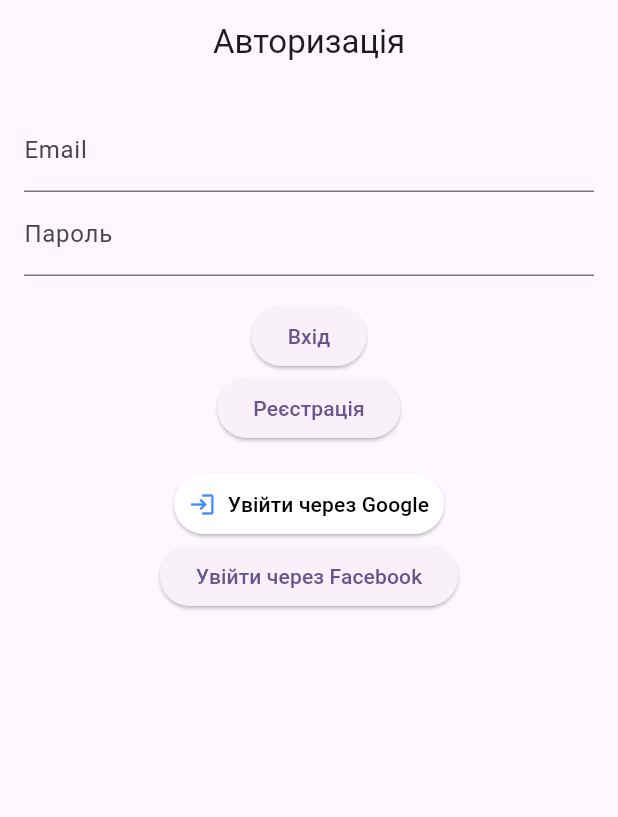
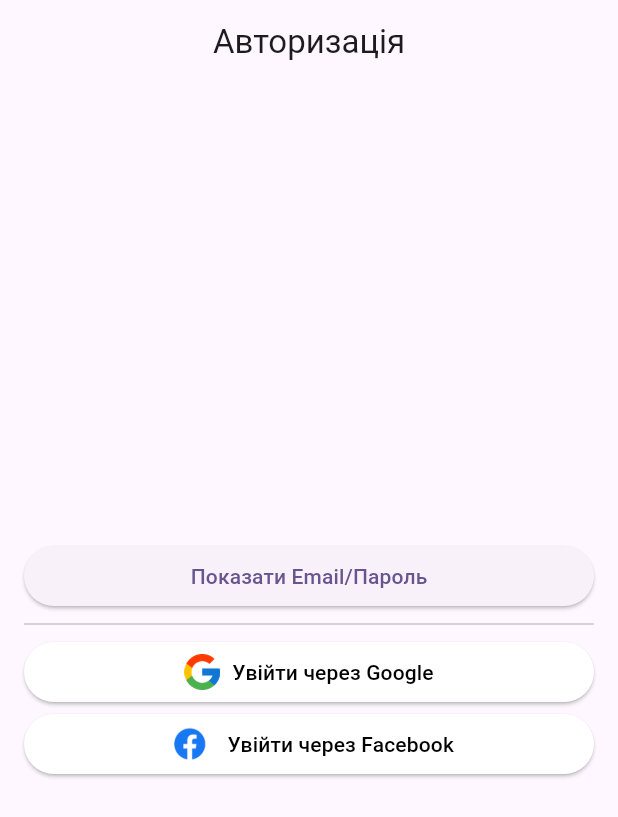
Before and after one commit to StanislavSeryogin/test_task_beomy_tech, a Flutter app: the screen it shows after launch, on a phone screen of 412 x 824 dp. Shown: the top 817 px of the screen. Run offline on Flutter 3.47's test engine with Material 3 defaults, Android fonts, the phone set to English and light mode, and no system bars; our stand-ins replace firebase_auth, firebase_core, google_sign_in; missing offline and left inert: flutter_facebook_auth; accounts and stored records are empty.

Commit message:
fix ui auth page

```diff
--- a/lib/auth/auth_page.dart
+++ b/lib/auth/auth_page.dart
@@ -15,25 +15,26 @@ class _AuthPageState extends State<AuthPage> {
   final _formKey = GlobalKey<FormState>();
   final _emailController = TextEditingController();
   final _passwordController = TextEditingController();
+  bool _showEmailForm = false;
 
-  //
+  // Method for handling the result of authorization
+  void _handleAuthResult(User? user, String provider) {
+    if (user != null) {
+      print('Увійшов через $provider: ${user.email}');
+      Navigator.pushReplacement(
+        context,
+        MaterialPageRoute(builder: (context) => const HomePage()),
+      );
+    }
+  }
+
   // Registration with email + password
-  //
-
   Future<void> _register() async {
     try {
       UserCredential userCredential = await FirebaseAuth.instance
           .createUserWithEmailAndPassword(
               email: _emailController.text, password: _passwordController.text);
-
-      User? user = userCredential.user;
-      if (user != null) {
-        print('Зареєстрований користувач: ${user.email}');
-        Navigator.pushReplacement(
-          context,
-          MaterialPageRoute(builder: (context) => const HomePage()),
-        );
-      }
+      _handleAuthResult(userCredential.user, 'Email/Password');
     } on FirebaseAuthException catch (e) {
       if (e.code == 'weak-password') {
         print('Занадто слабкий пароль.');
@@ -45,24 +46,13 @@ class _AuthPageState extends State<AuthPage> {
     }
   }
 
-  //
   // Login with email + password
-  //
-
   Future<void> _signIn() async {
     try {
       UserCredential userCredential = await FirebaseAuth.instance
           .signInWithEmailAndPassword(
               email: _emailController.text, password: _passwordController.text);
-
-      User? user = userCredential.user;
-      if (user != null) {
-        print('Користувач увійшов: ${user.email}');
-        Navigator.pushReplacement(
-          context,
-          MaterialPageRoute(builder: (context) => const HomePage()),
-        );
-      }
+      _handleAuthResult(userCredential.user, 'Email/Password');
     } on FirebaseAuthException catch (e) {
       if (e.code == 'user-not-found') {
         print('Користувача з таким email не знайдено.');
@@ -72,9 +62,7 @@ class _AuthPageState extends State<AuthPage> {
     }
   }
 
-  //
   // Method for Google Sign-In
-  //
 
   Future<void> _signInWithGoogle() async {
     try {
@@ -91,15 +79,7 @@ class _AuthPageState extends State<AuthPage> {
       );
       UserCredential userCredential =
           await FirebaseAuth.instance.signInWithCredential(credential);
-
-      final user = userCredential.user;
-      if (user != null) {
-        print('Увійшов через Google: ${user.email}');
-        Navigator.pushReplacement(
-          context,
-          MaterialPageRoute(builder: (context) => const HomePage()),
-        );
-      }
+      _handleAuthResult(userCredential.user, 'Google');
     } catch (e) {
       print('Помилка входу через Google: $e');
     }
@@ -122,9 +102,63 @@ class _AuthPageState extends State<AuthPage> {
     throw Exception('Помилка входу через Facebook: ${result.status}');
   }
 
-  //
+  Widget _buildEmailPasswordForm() {
+    return Column(
+      key: const ValueKey('EmailForm'),
+      crossAxisAlignment: CrossAxisAlignment.stretch,
+      children: [
+        const SizedBox(height: 16),
+        TextFormField(
+          controller: _emailController,
+          decoration: const InputDecoration(labelText: 'Email'),
+          validator: (value) {
+            if (value == null || value.isEmpty) {
+              return 'Будь ласка, введіть email';
+            }
+            return null;
+          },
+        ),
+        TextFormField(
+          controller: _passwordController,
+          decoration: const InputDecoration(labelText: 'Пароль'),
+          obscureText: true,
+          validator: (value) {
+            if (value == null || value.isEmpty) {
+              return 'Будь ласка, введіть пароль';
+            }
+            return null;
+          },
+        ),
+        const SizedBox(height: 16),
+        SizedBox(
+          width: double.infinity,
+          child: TextButton(
+            onPressed: () {
+              if (_formKey.currentState!.validate()) {
+                _signIn();
+              }
+            },
+            child: const Text('Вхід'),
+          ),
+        ),
+        SizedBox(
+          width: double.infinity,
+          child: TextButton(
+            onPressed: () {
+              if (_formKey.currentState!.validate()) {
+                _register();
+              }
+            },
+            child: const Text('Реєстрація'),
+          ),
+        ),
+        const SizedBox(height: 16),
+      ],
+    );
+  }
+
   // UI
-  //
+
   @override
   Widget build(BuildContext context) {
     return Scaffold(
@@ -137,97 +171,62 @@ class _AuthPageState extends State<AuthPage> {
         child: Padding(
           padding: const EdgeInsets.all(16.0),
           child: Column(
+            mainAxisAlignment: MainAxisAlignment.center,
             children: <Widget>[
-              // Email field
-              TextFormField(
-                controller: _emailController,
-                decoration: const InputDecoration(labelText: 'Email'),
-                validator: (value) {
-                  if (value == null || value.isEmpty) {
-                    return 'Будь ласка, введіть email';
-                  }
-                  return null;
-                },
-              ),
-              // Password field
-              TextFormField(
-                controller: _passwordController,
-                decoration: const InputDecoration(labelText: 'Пароль'),
-                obscureText: true,
-                validator: (value) {
-                  if (value == null || value.isEmpty) {
-                    return 'Будь ласка, введіть пароль';
-                  }
-                  return null;
-                },
+              SizedBox(
+                width: double.infinity,
+                child: ElevatedButton(
+                  onPressed: () => setState(() {
+                    _showEmailForm = !_showEmailForm;
+                  }),
+                  child: Text(_showEmailForm
+                      ? 'Сховати Email/Пароль'
+                      : 'Показати Email/Пароль'),
+                ),
               ),
 
-              const SizedBox(height: 16),
-
-              // "Login" button (email/password)
-              ElevatedButton(
-                onPressed: () {
-                  if (_formKey.currentState!.validate()) {
-                    _signIn();
-                  }
-                },
-                child: const Text('Вхід'),
+              AnimatedSwitcher(
+                duration: const Duration(milliseconds: 300),
+                transitionBuilder: (child, animation) => SizeTransition(
+                  sizeFactor: animation,
+                  child: child,
+                ),
+                child: _showEmailForm
+                    ? _buildEmailPasswordForm()
+                    : const SizedBox(key: ValueKey('EmptySpace')),
               ),
-
-              // "Register" button (email/password)
-              ElevatedButton(
-                onPressed: () {
-                  if (_formKey.currentState!.validate()) {
-                    _register();
-                  }
-                },
-                child: const Text('Реєстрація'),
-              ),
-              const SizedBox(height: 16),
-              // "Login with Google" button
-              ElevatedButton(
-                onPressed: _signInWithGoogle,
-                style: ElevatedButton.styleFrom(
-                  backgroundColor: Colors.white,
-                  foregroundColor: Colors.black,
-                  padding:
-                      const EdgeInsets.symmetric(horizontal: 10, vertical: 8),
-                ),
-                child: Row(
-                  mainAxisSize: MainAxisSize.min,
-                  children: [
-                    // Можете додати свій логотип Google (png/svg), якщо бажаєте
-                    // Напр. Image.asset('assets/google_logo.png', height: 24),
-                    const Icon(Icons.login, color: Colors.blueAccent),
-                    const SizedBox(width: 8),
-                    const Text('Увійти через Google'),
-                  ],
-                ),
-              ),
-              ElevatedButton(
-                onPressed: () async {
-                  try {
-                    final userCredential = await signInWithFacebook();
-                    final user = userCredential.user;
-                    if (user != null) {
-                      print('Увійшов через Facebook: ${user.email}');
-                      // Перехід на HomePage або іншу сторінку
-                      Navigator.pushReplacement(
-                        context,
-                        MaterialPageRoute(
-                            builder: (context) => const HomePage()),
-                      );
-                    }
-                  } catch (e) {
-                    print('Помилка: $e');
-                  }
-                },
-                child: const Text('Увійти через Facebook'),
-              )
+              Divider(),
+              selectButton('assets/google.512x512.png', 'Увійти через Google',
+                  _signInWithGoogle),
+              selectButton('assets/Facebook_logo_PNG12.png',
+                  'Увійти через Facebook', signInWithFacebook)
             ],
           ),
         ),
       ),
     );
   }
+
+  SizedBox selectButton(
+      String? imagePath, String nameButton, Function onPressed) {
+    return SizedBox(
+      width: double.infinity,
+      child: ElevatedButton(
+        style: ElevatedButton.styleFrom(
+          backgroundColor: Colors.white,
+          foregroundColor: Colors.black,
+          padding: const EdgeInsets.symmetric(horizontal: 10, vertical: 8),
+        ),
+        onPressed: () => onPressed,
+        child: Row(
+          mainAxisSize: MainAxisSize.min,
+          children: [
+            Image.asset(imagePath ?? '', height: 24),
+            const SizedBox(width: 8),
+            Text(nameButton),
+          ],
+        ),
+      ),
+    );
+  }
 }
```
Also changed, not shown: pubspec.yaml (+4 -3 lines), assets/Facebook_logo_PNG12.png (added), assets/google.512x512.png (added), pubspec.lock, 2 other files.
